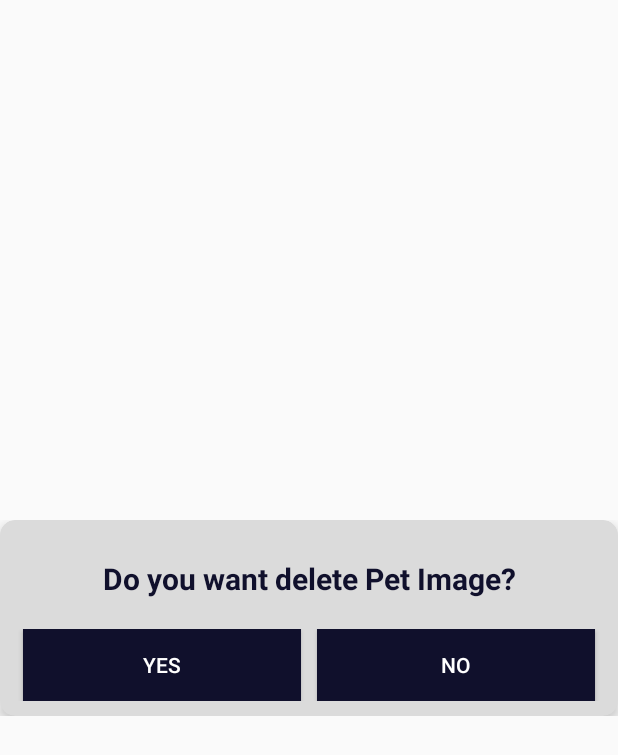
After one commit to egitimNY/OZKVeterinaryAdmin, an Android app: the layout pet_sil_layout.xml on its own in the app's theme, with its tools: preview values and no code run, on a phone screen of 412 x 824 dp. The commit adds this screen. Shown: the top 755 px of the screen. Run offline under Robolectric (Android 15) with nearby library versions, the phone set to English and light mode, and no system bars.

Commit message:
Delete Users Pet Images

```diff
--- a/app/src/main/java/tech/halitpractice/OZKVeterinaryAdmin/RestApi/ManagerAll.java
+++ b/app/src/main/java/tech/halitpractice/OZKVeterinaryAdmin/RestApi/ManagerAll.java
@@ -14,6 +14,7 @@
 import tech.halitpractice.OZKVeterinaryAdmin.Models.KullanicilarModel;
 import tech.halitpractice.OZKVeterinaryAdmin.Models.PetAsiTakipModel;
 import tech.halitpractice.OZKVeterinaryAdmin.Models.PetEkle;
+import tech.halitpractice.OZKVeterinaryAdmin.Models.PetSilModel;
 import tech.halitpractice.OZKVeterinaryAdmin.Models.SoruModel;
 
 public class ManagerAll extends BaseManager{
@@ -90,4 +91,9 @@
         return  x ;
     }
 
+    public Call<PetSilModel> petDelete(String id ) {
+        Call<PetSilModel> x = getRestApi().petSil(id);
+        return  x ;
+    }
+
 }
--- a/app/src/main/java/tech/halitpractice/OZKVeterinaryAdmin/RestApi/RestApi.java
+++ b/app/src/main/java/tech/halitpractice/OZKVeterinaryAdmin/RestApi/RestApi.java
@@ -18,6 +18,7 @@
 import tech.halitpractice.OZKVeterinaryAdmin.Models.KullanicilarModel;
 import tech.halitpractice.OZKVeterinaryAdmin.Models.PetAsiTakipModel;
 import tech.halitpractice.OZKVeterinaryAdmin.Models.PetEkle;
+import tech.halitpractice.OZKVeterinaryAdmin.Models.PetSilModel;
 import tech.halitpractice.OZKVeterinaryAdmin.Models.SoruModel;
 
 public interface RestApi {
@@ -71,5 +72,9 @@
     @POST("/veteriner/veterinerKullaniciSil.php")
     Call<KullaniciSilModel> kullaniciSil(@Field("id") String id );
 
+    @FormUrlEncoded
+    @POST("/veteriner/veterinerPetSil.php")
+    Call<PetSilModel> petSil(@Field("id") String id );
+
 
 }
--- a/app/src/main/res/layout/pet_ekle_layout.xml
+++ b/app/src/main/res/layout/pet_ekle_layout.xml
@@ -48,7 +48,7 @@
                 android:paddingLeft="13dp"
                 android:layout_marginBottom="10dp"
                 android:layout_marginTop="20dp"
-                android:hint="Pet Ismi Giriniz"/>
+                android:hint="Pet Türü Giriniz"/>
 
             <EditText
                 android:id="@+id/petEkleCinsEditText"
@@ -60,7 +60,7 @@
                 android:layout_marginLeft="10dp"
                 android:layout_marginBottom="10dp"
                 android:layout_marginTop="20dp"
-                android:hint="Pet Cinsi Giriniz"/>
+                android:hint="Pet Özelligi Giriniz"/>
 
             <ImageView
                 android:id="@+id/petEkleImageView"
--- /dev/null
+++ b/app/src/main/res/layout/pet_sil_layout.xml
@@ -0,0 +1,69 @@
+<?xml version="1.0" encoding="utf-8"?>
+<LinearLayout xmlns:android="http://schemas.android.com/apk/res/android"
+    xmlns:app="http://schemas.android.com/apk/res-auto"
+    android:layout_width="match_parent"
+    android:layout_height="wrap_content"
+    android:layout_gravity="center"
+    android:gravity="center"
+    android:orientation="vertical">
+
+    <androidx.cardview.widget.CardView
+        android:layout_width="match_parent"
+        android:layout_height="wrap_content"
+        android:layout_weight="1"
+        app:cardBackgroundColor="#dbdbdb"
+        app:cardCornerRadius="10dp"
+        app:cardElevation="5dp">
+
+        <LinearLayout
+            android:layout_width="match_parent"
+            android:layout_height="match_parent"
+            android:orientation="vertical">
+
+
+
+            <TextView
+                android:layout_width="match_parent"
+                android:layout_height="wrap_content"
+                android:textColor="#10102c"
+                android:textStyle="bold"
+                android:textSize="20dp"
+                android:gravity="center"
+                android:layout_marginTop="25dp"
+                android:text="Do you want delete Pet Image?"/>
+
+            <LinearLayout
+                android:layout_width="match_parent"
+                android:layout_height="wrap_content"
+                android:layout_marginTop="20dp"
+                android:layout_marginBottom="10dp"
+                android:layout_marginRight="10dp"
+                android:layout_marginLeft="10dp"
+                android:orientation="horizontal">
+
+                <Button
+                    android:id="@+id/petSilButon"
+                    android:layout_width="0dp"
+                    android:layout_height="wrap_content"
+                    android:layout_marginRight="5dp"
+                    android:layout_marginLeft="5dp"
+                    android:background="#10102c"
+                    android:textColor="#fff"
+                    android:layout_weight="1"
+                    android:text="Yes"/>
+                <Button
+                    android:id="@+id/petSilIptalButon"
+                    android:layout_width="0dp"
+                    android:layout_height="wrap_content"
+                    android:layout_marginRight="5dp"
+                    android:layout_marginLeft="5dp"
+                    android:background="#10102c"
+                    android:textColor="#fff"
+                    android:layout_weight="1"
+                    android:text="No"/>
+
+            </LinearLayout>
+        </LinearLayout>
+    </androidx.cardview.widget.CardView>
+
+</LinearLayout>
--- a/app/src/main/res/layout/user_pet_item_layout.xml
+++ b/app/src/main/res/layout/user_pet_item_layout.xml
@@ -43,7 +43,7 @@
                 android:gravity="center"
                 android:padding="5dp"
                 android:textColor="#f44336"
-                android:textSize="15dp"
+                android:textSize="12dp"
                 android:textStyle="bold" />
 
             <TextView
```
Also changed, not shown: app/src/main/java/tech/halitpractice/OZKVeterinaryAdmin/Adapters/PetAdapter.java (+71 -3 lines), app/src/main/java/tech/halitpractice/OZKVeterinaryAdmin/Models/PetSilModel.java (added, +33 -0 lines).
